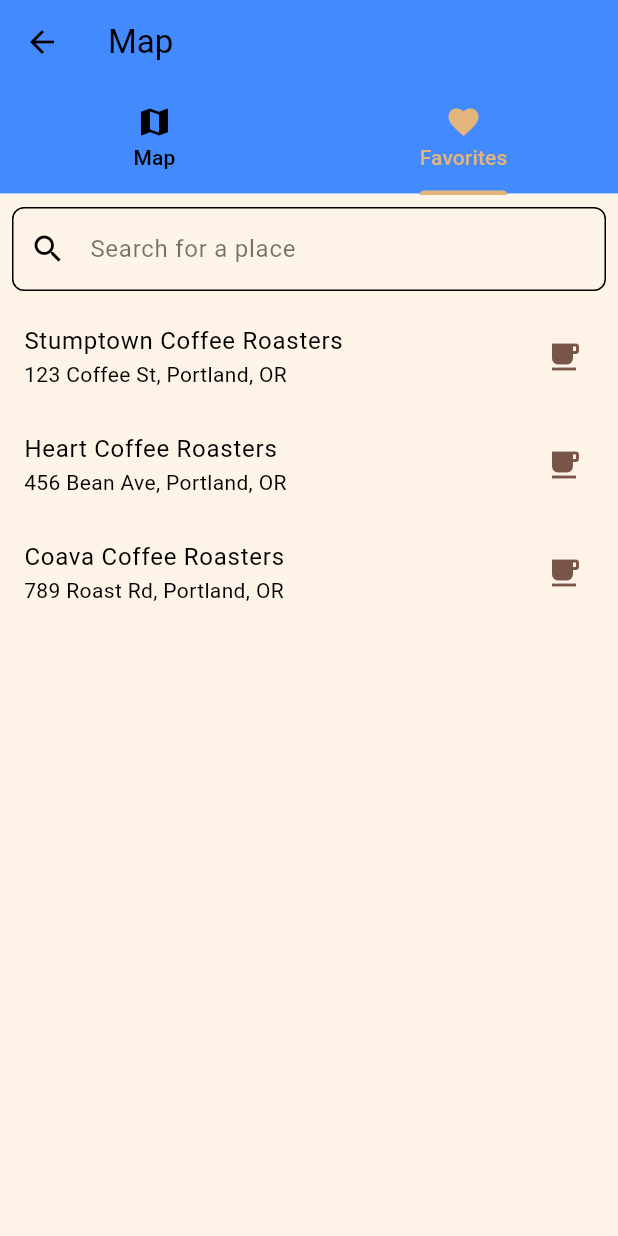
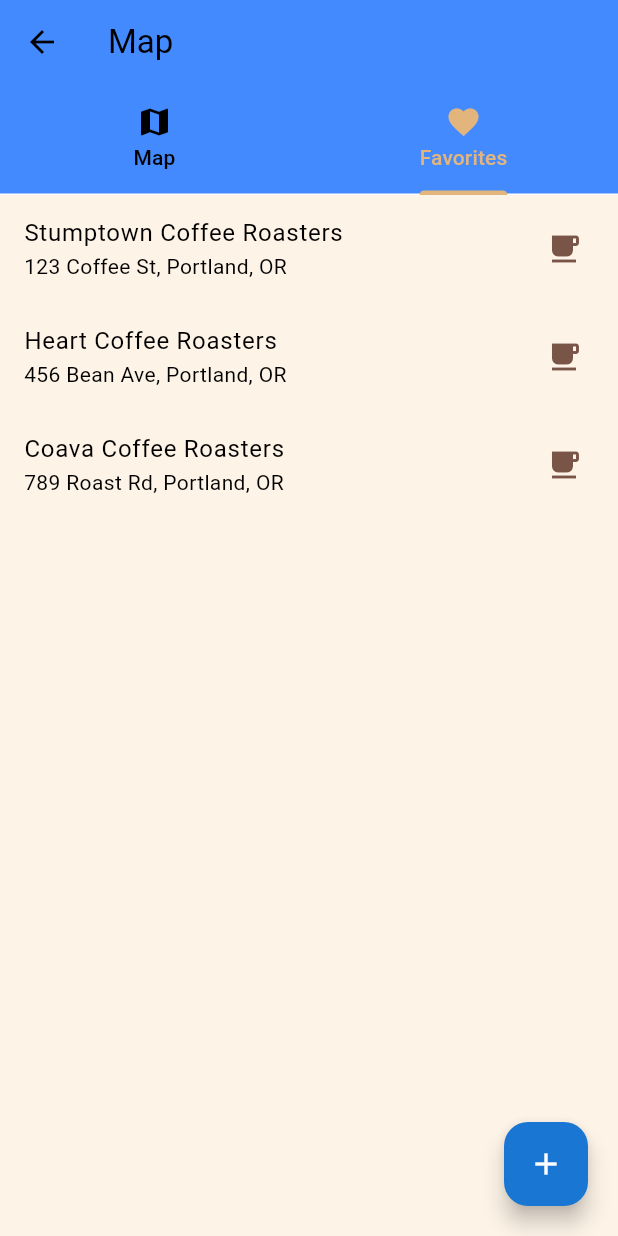
Before and after one commit to seena-kab/CupCompanion, a Flutter app: the MapScreen screen opened directly, tab 2 chosen, on a phone screen of 412 x 824 dp. Run offline on Flutter 3.47's test engine with Material 3 defaults, Android fonts, the phone set to English and light mode, and no system bars; our stand-ins replace animated_text_kit, cloud_firestore, firebase_auth, firebase_core, firebase_database, firebase_storage and 10 more; missing offline and left inert: google_maps_webservice; accounts and stored records are empty; project files that could hold a hidden picture were left out.

Commit message:
map search changes

```diff
--- a/cup_companion/lib/screens/map_screen.dart
+++ b/cup_companion/lib/screens/map_screen.dart
@@ -1,10 +1,8 @@
-import 'dart:async';
-
 import 'package:flutter/material.dart';
 import 'package:google_maps_flutter/google_maps_flutter.dart';
+import 'dart:async';
 import 'package:google_maps_webservice/places.dart';
-import 'package:provider/provider.dart';
-import '../theme/theme_notifier.dart';
+import 'package:location/location.dart';
 
 class MapScreen extends StatefulWidget {
   const MapScreen({super.key});
@@ -16,15 +14,27 @@ class MapScreen extends StatefulWidget {
 class _MapScreenState extends State<MapScreen>
     with SingleTickerProviderStateMixin {
   final Completer<GoogleMapController> _controller = Completer();
-  static const LatLng _center = LatLng(45.5231, -122.6765);
-  final GoogleMapsPlaces _places = GoogleMapsPlaces(apiKey: 'YOUR_API_KEY'); // Replace with your API key
+  static const LatLng _center = LatLng(45.5231, -122.6765); // Center on Portland
 
+  // Current zoom level
   double _currentZoom = 12.0;
+
+  // Initial map type
   MapType _currentMapType = MapType.normal;
+
+  // Set of markers
   final Set<Marker> _markers = {};
+
+  // Tab controller for switching between Map and Favorites
   late TabController _tabController;
 
-  // List of coffee places with name, address, and position
+  // Google Places API instance
+  final places = GoogleMapsPlaces(apiKey: 'AIzaSyAlx5sC50RFziKxX94fMe6sphvIJ_XIM7E'); // Replace with your API key
+
+  // List to hold autocomplete results
+  List<Prediction> _searchResults = [];
+
+  // List of coffee places
   List<Map<String, dynamic>> _coffeePlaces = [
     {
       'name': 'Stumptown Coffee Roasters',
@@ -43,46 +53,44 @@ class _MapScreenState extends State<MapScreen>
     },
   ];
 
-  // Default map style for day and night
-  String? _mapStyle;
+  // List of map types for the dropdown menu
+  final List<MapType> _mapTypes = [
+    MapType.normal,
+    MapType.satellite,
+    MapType.terrain,
+    MapType.hybrid,
+  ];
 
-  // Controller for search bar
-  final TextEditingController _searchController = TextEditingController();
-  List<Prediction> _predictions = [];
+  // Map type names for the dropdown menu display
+  final List<String> _mapTypeNames = [
+    'Normal',
+    'Satellite',
+    'Terrain',
+    'Hybrid',
+  ];
+
+  // Selected map type name
+  String _selectedMapType = 'Normal';
 
   @override
   void initState() {
     super.initState();
     _tabController = TabController(length: 2, vsync: this);
-    _addInitialMarkers();
-    _loadMapStyle();
-  }
-
-  void _loadMapStyle() async {
-    final themeNotifier = Provider.of<ThemeNotifier>(context, listen: false);
-    if (themeNotifier.isNightMode) {
-      _mapStyle = await DefaultAssetBundle.of(context).loadString('assets/map_styles/night.json');
-    } else {
-      _mapStyle = await DefaultAssetBundle.of(context).loadString('assets/map_styles/day.json');
-    }
-    setState(() {}); // Update the map style by triggering a rebuild
+    _addInitialMarkers(); // Add markers for coffee places when the map loads
   }
 
   @override
   void dispose() {
     _tabController.dispose();
-    _places.dispose();
-    _searchController.dispose();
     super.dispose();
   }
 
   @override
   Widget build(BuildContext context) {
-    final themeNotifier = Provider.of<ThemeNotifier>(context);
     return Scaffold(
       appBar: AppBar(
         title: const Text('Map'),
-        backgroundColor: themeNotifier.isNightMode ? Colors.black : Colors.blueAccent,
+        backgroundColor: Colors.blueAccent,
         bottom: TabBar(
           controller: _tabController,
           tabs: const [
@@ -91,127 +99,26 @@ class _MapScreenState extends State<MapScreen>
           ],
         ),
       ),
-      body: Column(
-        children: [
-          _buildSearchBar(),
-          Expanded(
-            child: TabBarView(
+      body: TabBarView(
         controller: _tabController,
         children: [
-                _buildMapView(),
-                _buildCoffeeListView(),
+          _buildMapView(), // Display the map in the "Map" tab
+          Stack(
+            children: [
+              _buildFavoritesView(), // Display the coffee list in the "Favorites" tab with scrolling enabled
+              _buildAddFavoriteFAB(), // Add the FAB to allow adding new favorites
             ],
-            ),
-          ),
-        ],
-      ),
-      floatingActionButton: _tabController.index == 1
-          ? FloatingActionButton(
-              onPressed: () => _showAddPlaceDialog(context),
-              child: const Icon(Icons.add),
-              backgroundColor: themeNotifier.isNightMode ? Colors.amber : Colors.blue,
-            )
-          : null,
-    );
-  }
-
-  Widget _buildSearchBar() {
-    return Padding(
-      padding: const EdgeInsets.all(8.0),
-      child: Column(
-        children: [
-          TextField(
-            controller: _searchController,
-            decoration: InputDecoration(
-              hintText: 'Search for a place',
-              prefixIcon: Icon(Icons.search),
-              border: OutlineInputBorder(
-                borderRadius: BorderRadius.circular(10),
-              ),
-            ),
-            onChanged: (value) {
-              _getAutocompleteSuggestions(value);
-            },
-          ),
-          if (_predictions.isNotEmpty)
-            Container(
-              color: Colors.white,
-              child: ListView.builder(
-                shrinkWrap: true,
-                itemCount: _predictions.length,
-                itemBuilder: (context, index) {
-                  final prediction = _predictions[index];
-                  return ListTile(
-                    title: Text(prediction.description ?? ""),
-                    onTap: () {
-                      _selectPrediction(prediction);
-                      _searchController.clear();
-                      setState(() {
-                        _predictions = [];
-                      });
-                    },
-                  );
-                },
-              ),
           ),
         ],
       ),
     );
   }
 
-  Future<void> _getAutocompleteSuggestions(String input) async {
-    if (input.isEmpty) {
-      setState(() {
-        _predictions = [];
-      });
-      return;
-    }
-
-    final response = await _places.autocomplete(input);
-    if (response.isOkay) {
-      setState(() {
-        _predictions = response.predictions;
-      });
-    } else {
-      setState(() {
-        _predictions = [];
-      });
-    }
-  }
-
-  Future<void> _selectPrediction(Prediction prediction) async {
-    final placeId = prediction.placeId;
-    if (placeId != null) {
-      final response = await _places.getDetailsByPlaceId(placeId);
-      if (response.isOkay) {
-        final result = response.result;
-        final latLng = LatLng(result.geometry!.location.lat, result.geometry!.location.lng);
-
-        // Add a marker for the selected place and move the camera
-        setState(() {
-          _markers.add(
-            Marker(
-              markerId: MarkerId(result.name),
-              position: latLng,
-              infoWindow: InfoWindow(
-                title: result.name,
-                snippet: result.formattedAddress,
-              ),
-            ),
-          );
-        });
-
-        final controller = await _controller.future;
-        controller.animateCamera(CameraUpdate.newLatLngZoom(latLng, 15.0));
-      }
-    }
-  }
-
+  // Build the Map View
   Widget _buildMapView() {
     return Stack(
       children: [
-        Positioned.fill(
-          child: GoogleMap(
+        GoogleMap(
           onMapCreated: (GoogleMapController controller) {
             if (!_controller.isCompleted) {
               _controller.complete(controller);
@@ -223,16 +130,116 @@ class _MapScreenState extends State<MapScreen>
           ),
           mapType: _currentMapType,
           markers: _markers,
-            myLocationEnabled: true,
+          myLocationEnabled: true, // Enable user location
           myLocationButtonEnabled: true,
           zoomControlsEnabled: false,
-            style: _mapStyle,
+        ),
+        Positioned(
+          top: 100,
+          right: 10,
+          child: Column(
+            children: [
+              FloatingActionButton(
+                heroTag: 'zoomIn',
+                onPressed: () => _zoomIn(),
+                backgroundColor: Colors.blue[700],
+                child: const Icon(Icons.zoom_in),
+              ),
+              const SizedBox(height: 10),
+              FloatingActionButton(
+                heroTag: 'zoomOut',
+                onPressed: () => _zoomOut(),
+                backgroundColor: Colors.blue[700],
+                child: const Icon(Icons.zoom_out),
+              ),
+              const SizedBox(height: 10),
+              _buildMapTypeDropdown(),
+            ],
+          ),
+        ),
+        Positioned(
+          bottom: 20,
+          left: 10,
+          right: 10,
+          child: Container(
+            height: 60,
+            padding: const EdgeInsets.symmetric(horizontal: 16),
+            decoration: BoxDecoration(
+              color: Colors.white,
+              borderRadius: BorderRadius.circular(30),
+              boxShadow: const [
+                BoxShadow(
+                  color: Colors.black26,
+                  blurRadius: 5,
+                ),
+              ],
+            ),
+            child: Row(
+              children: [
+                Expanded(
+                  child: TextField(
+                    decoration: const InputDecoration(
+                      hintText: 'Search here',
+                      border: InputBorder.none,
+                      icon: Icon(Icons.search, color: Colors.grey),
+                    ),
+                    onChanged: (query) {
+                      _performAutocomplete(query); // Call autocomplete on text change
+                    },
+                  ),
+                ),
+                IconButton(
+                  icon: const Icon(Icons.filter_list),
+                  color: Colors.grey,
+                  onPressed: () {
+                    // Filter button action
+                  },
+                ),
+              ],
+            ),
+          ),
+        ),
+        if (_searchResults.isNotEmpty)
+          Positioned(
+            bottom: 80,
+            left: 10,
+            right: 10,
+            child: Container(
+              color: Colors.white,
+              child: ListView.builder(
+                shrinkWrap: true,
+                itemCount: _searchResults.length,
+                itemBuilder: (context, index) {
+                  final result = _searchResults[index];
+                  return ListTile(
+                    title: Text(result.description ?? ''),
+                    onTap: () {
+                      _selectPlace(result);
+                    },
+                  );
+                },
+              ),
             ),
           ),
       ],
     );
   }
 
+  // Build the Favorites View with scroll enabled
+  Widget _buildFavoritesView() {
+    return SingleChildScrollView(
+      child: Column(
+        children: [
+          SizedBox(
+            height: MediaQuery.of(context).size.height - 100, // Adjust height to fit screen
+            child: _buildCoffeeListView(),
+          ),
+        ],
+      ),
+    );
+  }
+
+  // Build the Coffee List View for the "Favorites" tab
   Widget _buildCoffeeListView() {
     return ListView.builder(
       itemCount: _coffeePlaces.length,
@@ -243,14 +250,143 @@ class _MapScreenState extends State<MapScreen>
           subtitle: Text(coffeePlace['address']),
           trailing: const Icon(Icons.local_cafe, color: Colors.brown),
           onTap: () {
-            _goToLocation(coffeePlace['position']);
-            _tabController.animateTo(0);
+            _goToLocation(coffeePlace['position']); // Navigate to location on map when clicked
+            _tabController.animateTo(0); // Switch back to map view
           },
         );
       },
     );
   }
 
+  // Add a floating action button for adding new favorites
+  Widget _buildAddFavoriteFAB() {
+    return Positioned(
+      bottom: 20,
+      right: 20,
+      child: FloatingActionButton(
+        heroTag: 'addFavorite',
+        onPressed: () => _showAddFavoriteDialog(),
+        child: const Icon(Icons.add),
+        backgroundColor: Colors.blue[700],
+      ),
+    );
+  }
+
+  // Show dialog to add a new favorite location
+  void _showAddFavoriteDialog() {
+    final _nameController = TextEditingController();
+    final _addressController = TextEditingController();
+    final _latController = TextEditingController();
+    final _lngController = TextEditingController();
+
+    showDialog(
+      context: context,
+      builder: (context) {
+        return AlertDialog(
+          title: const Text('Add New Favorite Location'),
+          content: Column(
+            mainAxisSize: MainAxisSize.min,
+            children: [
+              TextField(
+                controller: _nameController,
+                decoration: const InputDecoration(labelText: 'Name'),
+              ),
+              TextField(
+                controller: _addressController,
+                decoration: const InputDecoration(labelText: 'Address'),
+              ),
+              TextField(
+                controller: _latController,
+                decoration: const InputDecoration(labelText: 'Latitude'),
+                keyboardType: TextInputType.number,
+              ),
+              TextField(
+                controller: _lngController,
+                decoration: const InputDecoration(labelText: 'Longitude'),
+                keyboardType: TextInputType.number,
+              ),
+            ],
+          ),
+          actions: [
+            TextButton(
+              onPressed: () {
+                Navigator.pop(context);
+              },
+              child: const Text('Cancel'),
+            ),
+            TextButton(
+              onPressed: () {
+                final newPlace = {
+                  'name': _nameController.text,
+                  'address': _addressController.text,
+                  'position': LatLng(
+                    double.parse(_latController.text),
+                    double.parse(_lngController.text),
+                  ),
+                };
+                setState(() {
+                  _coffeePlaces.add(newPlace);
+                  _markers.add(
+                    Marker(
+                      markerId: MarkerId(newPlace['name'] as String),
+                      position: newPlace['position'] as LatLng,
+                      infoWindow: InfoWindow(
+                        title: newPlace['name'] as String,
+                        snippet: newPlace['address'] as String,
+                      ),
+                    ),
+                  );
+                });
+                Navigator.pop(context);
+              },
+              child: const Text('Add'),
+            ),
+          ],
+        );
+      },
+    );
+  }
+
+  // Autocomplete function to search for places
+  Future<void> _performAutocomplete(String query) async {
+    if (query.isEmpty) {
+      setState(() {
+        _searchResults = [];
+      });
+      return;
+    }
+    final response = await places.autocomplete(query);
+    if (response.isOkay) {
+      setState(() {
+        _searchResults = response.predictions;
+      });
+    } else {
+      print('Error: ${response.errorMessage}');
+    }
+  }
+
+  // Select a place and center it on the map
+  Future<void> _selectPlace(Prediction prediction) async {
+    final placeDetails = await places.getDetailsByPlaceId(prediction.placeId ?? '');
+    final location = placeDetails.result.geometry?.location;
+    if (location != null) {
+      final LatLng selectedPosition = LatLng(location.lat, location.lng);
+      _goToLocation(selectedPosition);
+
+      setState(() {
+        _searchResults = [];
+        _markers.add(
+          Marker(
+            markerId: MarkerId(prediction.placeId ?? ''),
+            position: selectedPosition,
+            infoWindow: InfoWindow(title: prediction.description),
+          ),
+        );
+      });
+    }
+  }
+
+  // Add markers for the sample coffee places
   void _addInitialMarkers() {
     setState(() {
       for (var place in _coffeePlaces) {
@@ -268,70 +404,47 @@ class _MapScreenState extends State<MapScreen>
     });
   }
 
-  void _showAddPlaceDialog(BuildContext context) {
-    final TextEditingController _addressController = TextEditingController();
-
-    showDialog(
-      context: context,
-      builder: (_) => AlertDialog(
-        title: const Text('Add a New Place'),
-        content: TextField(
-          controller: _addressController,
-          decoration: const InputDecoration(hintText: 'Enter address'),
-          onSubmitted: (_) => _searchPlace(_addressController.text),
-        ),
-        actions: [
-          TextButton(
-            onPressed: () => Navigator.pop(context),
-            child: const Text('Cancel'),
-          ),
-          TextButton(
-            onPressed: () {
-              _searchPlace(_addressController.text);
-              Navigator.pop(context);
-            },
-            child: const Text('Add'),
-          ),
-        ],
-      ),
-    );
-  }
-
-  void _searchPlace(String address) async {
-    final response = await _places.searchByText(address);
-    if (response.isOkay && response.results.isNotEmpty) {
-      final result = response.results.first;
-      final latLng = LatLng(result.geometry!.location.lat, result.geometry!.location.lng);
-
-      setState(() {
-        _coffeePlaces.add({
-          'name': result.name,
-          'address': address,
-          'position': latLng,
-        });
-        _markers.add(
-          Marker(
-            markerId: MarkerId(result.name),
-            position: latLng,
-            infoWindow: InfoWindow(
-              title: result.name,
-              snippet: address,
-            ),
-          ),
-        );
-      });
-
-      final controller = await _controller.future;
-      controller.animateCamera(CameraUpdate.newLatLngZoom(latLng, 15.0));
-    } else {
-      ScaffoldMessenger.of(context).showSnackBar(
-        const SnackBar(content: Text('No results found for that address')),
-      );
-    }
-  }
-
+  // Navigate to the selected coffee place on the map
   void _goToLocation(LatLng position) async {
     final GoogleMapController controller = await _controller.future;
     controller.animateCamera(CameraUpdate.newLatLngZoom(position, 15.0));
   }
+
+  // Build dropdown menu for selecting map type
+  Widget _buildMapTypeDropdown() {
+    return DropdownButton<String>(
+      value: _selectedMapType,
+      icon: Icon(Icons.map, color: Colors.blue[700]),
+      items: _mapTypeNames.map((String mapTypeName) {
+        return DropdownMenuItem<String>(
+          value: mapTypeName,
+          child: Text(mapTypeName),
+        );
+      }).toList(),
+      onChanged: (String? newValue) {
+        setState(() {
+          _selectedMapType = newValue!;
+          _currentMapType = _mapTypes[_mapTypeNames.indexOf(_selectedMapType)];
+        });
+      },
+    );
   }
+
+  // Zoom in
+  void _zoomIn() async {
+    final GoogleMapController controller = await _controller.future;
+    setState(() {
+      _currentZoom++;
+    });
+    controller.animateCamera(CameraUpdate.zoomIn());
+  }
+
+  // Zoom out
+  void _zoomOut() async {
+    final GoogleMapController controller = await _controller.future;
+    setState(() {
+      _currentZoom--;
+    });
+    controller.animateCamera(CameraUpdate.zoomOut());
+  }
+}
```
Also changed, not shown: 1 other file. Lines whose indentation alone changed are shown as unchanged.
